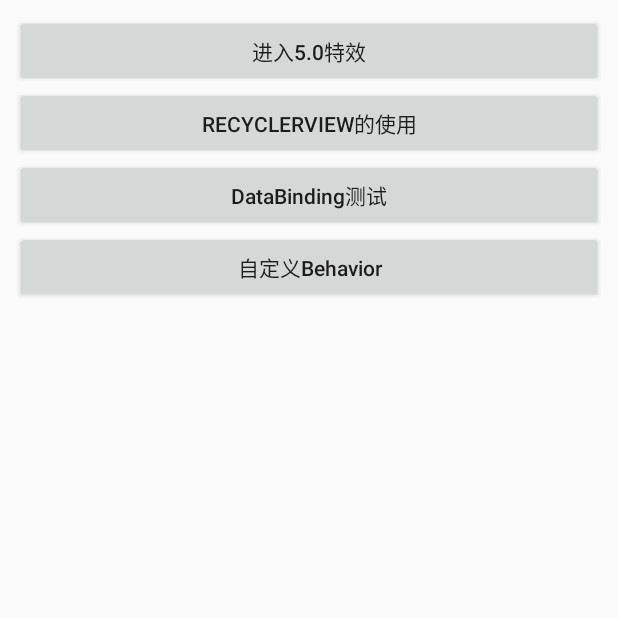
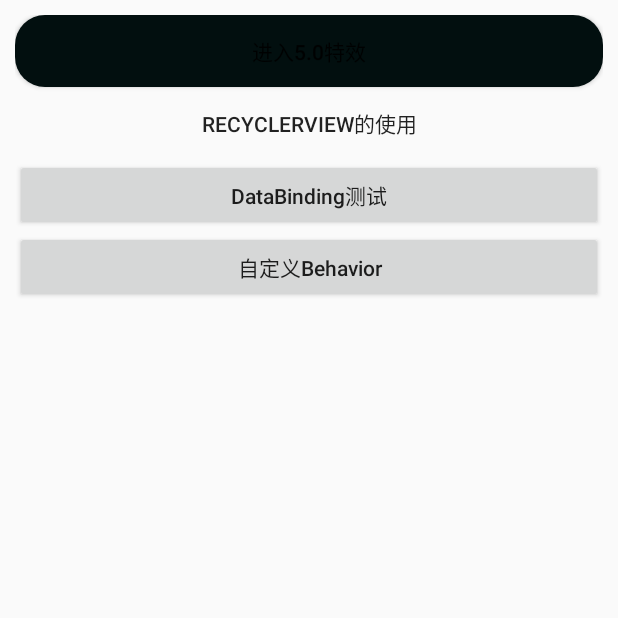
Before and after one commit to kailaisi/android5.0, an Android app: the screen it shows after launch (MainActivity), on a phone screen of 412 x 824 dp, the top half of it. Run offline under Robolectric (Android 15) with nearby library versions, the phone set to English and light mode, and no system bars.

```diff
--- a/app/build.gradle
+++ b/app/build.gradle
@@ -5,7 +5,7 @@ android {
 
     defaultConfig {
         applicationId "com.jiuan.android50"
-        minSdkVersion 11
+        minSdkVersion 21
         targetSdkVersion 22
         versionCode 1
         versionName "1.0"
@@ -15,6 +15,9 @@ android {
             minifyEnabled false
             proguardFiles getDefaultProguardFile('proguard-android.txt'), 'proguard-rules.pro'
         }
+    }
+    dataBinding {
+        enabled = true
     }
 }
 
--- a/app/src/main/java/com/jiuan/android50/ItemTouchHelperCallback.java
+++ b/app/src/main/java/com/jiuan/android50/ItemTouchHelperCallback.java
@@ -1,5 +1,6 @@
 package com.jiuan.android50;
 
+import android.graphics.Canvas;
 import android.support.v7.widget.RecyclerView;
 import android.support.v7.widget.helper.ItemTouchHelper;
 
@@ -29,6 +30,11 @@ public class ItemTouchHelperCallback extends ItemTouchHelper.Callback {
     }
 
     @Override
+    public void onChildDraw(Canvas c, RecyclerView recyclerView, RecyclerView.ViewHolder viewHolder, float dX, float dY, int actionState, boolean isCurrentlyActive) {
+        super.onChildDraw(c, recyclerView, viewHolder, dX, dY, actionState, isCurrentlyActive);
+    }
+
+    @Override
     public boolean onMove(RecyclerView recyclerView, RecyclerView.ViewHolder viewHolder, RecyclerView.ViewHolder target) {
         mAdapter.onItemMove(viewHolder.getAdapterPosition(),target.getAdapterPosition());
         return false;
--- /dev/null
+++ b/app/src/main/res/drawable/bg_login.xml
@@ -0,0 +1,25 @@
+<?xml version="1.0" encoding="utf-8"?>
+<layer-list xmlns:android="http://schemas.android.com/apk/res/android">
+
+    <item>
+        <selector>
+            <item android:state_pressed="true">
+                <shape android:shape="rectangle">
+                    <solid android:color="@color/blue_200" />
+
+                    <corners android:radius="@dimen/corner_radius_tiny" />
+                </shape>
+            </item>
+
+            <item>
+                <shape android:shape="rectangle">
+                    <solid android:color="@color/green" />
+
+                    <corners android:radius="@dimen/corner_radius_tiny" />
+                </shape>
+            </item>
+        </selector>
+    </item>
+
+    <item android:drawable="@drawable/btn_welcome_outline" />
+</layer-list>
--- /dev/null
+++ b/app/src/main/res/drawable/bg_ripple.xml
@@ -0,0 +1,15 @@
+<?xml version="1.0" encoding="utf-8"?>
+<ripple xmlns:android="http://schemas.android.com/apk/res/android"
+    android:color="@color/blue_200"
+    >
+
+    <item android:drawable="@drawable/btn_welcome_outline" />
+
+    <item android:id="@android:id/mask">
+        <shape android:shape="rectangle">
+            <solid android:color="@color/white" />
+            <corners android:radius="@dimen/corner_radius_tiny" />
+        </shape>
+    </item>
+
+</ripple>
--- /dev/null
+++ b/app/src/main/res/drawable/btn_welcome_outline.xml
@@ -0,0 +1,10 @@
+<?xml version="1.0" encoding="utf-8"?>
+<shape xmlns:android="http://schemas.android.com/apk/res/android"
+    android:shape="rectangle"
+    >
+
+    <solid android:color="@color/transparent" />
+
+
+    <corners android:radius="@dimen/corner_radius_tiny" />
+</shape>
--- a/app/src/main/res/layout/activity_main.xml
+++ b/app/src/main/res/layout/activity_main.xml
@@ -9,12 +9,14 @@
         android:id="@+id/btn_material"
         android:layout_width="match_parent"
         android:layout_height="wrap_content"
-        android:text="进入5.0特效"/>
+        android:text="进入5.0特效"
+        android:background="@drawable/bg_login"/>
     <Button
         android:id="@+id/btn_recycleView"
         android:layout_width="match_parent"
         android:layout_height="wrap_content"
-        android:text="RecyclerView的使用"/>
+        android:text="RecyclerView的使用"
+        android:background="@drawable/bg_ripple"/>
     <Button
         android:id="@+id/btn_databind"
         android:layout_width="match_parent"
--- a/app/src/main/res/values/colors.xml
+++ b/app/src/main/res/values/colors.xml
@@ -4,4 +4,9 @@
     <color name="colorPrimaryDark">#303F9F</color>
     <color name="colorAccent">#FF4081</color>
     <color name="ss">#20000000</color>
+    <color name="blue_200">#ff0000</color>
+    <color name="transparent">#00000000</color>
+    <color name="btn_welcome_outline">#0ff0ff</color>
+    <color name="white">#FFFFFF</color>
+    <color name="green">#020f0f</color>
 </resources>
--- a/app/src/main/res/values/dimens.xml
+++ b/app/src/main/res/values/dimens.xml
@@ -2,4 +2,5 @@
     <!-- Default screen margins, per the Android Design guidelines. -->
     <dimen name="activity_horizontal_margin">16dp</dimen>
     <dimen name="activity_vertical_margin">16dp</dimen>
+    <dimen name="corner_radius_tiny">20dp</dimen>
 </resources>
--- a/app/src/main/res/values/styles.xml
+++ b/app/src/main/res/values/styles.xml
@@ -21,5 +21,7 @@
         <item name="color">@android:color/white</item>
     </style>
 
+    <style name="appTheme" parent="Theme.AppCompat.Light.DarkActionBar"></style>
+
     <color name="primary">#f00</color>
 </resources>
```
Also changed, not shown: app/src/main/java/com/jiuan/android50/RecycleViewActivity.java (+36 -7 lines), app/src/main/java/com/jiuan/android50/Views/BaseMultiTypeAdapter.java (added, +14 -0 lines), app/src/main/java/com/jiuan/android50/Views/BaseRecyclerViewAdapter.java (added, +215 -0 lines), app/src/main/java/com/jiuan/android50/Views/BaseViewHolder.java (added, +52 -0 lines), app/src/main/java/com/jiuan/android50/Views/ExpandRecyclerView.java (added, +132 -0 lines), app/src/main/res/drawable/ic_crop_portrait_black_24dp.xml (added, +9 -0 lines), app/src/main/res/layout/item_recyle.xml (+37 -6 lines), app/src/main/res/layout/activity_recyle.xml (line endings or trailing spaces).
